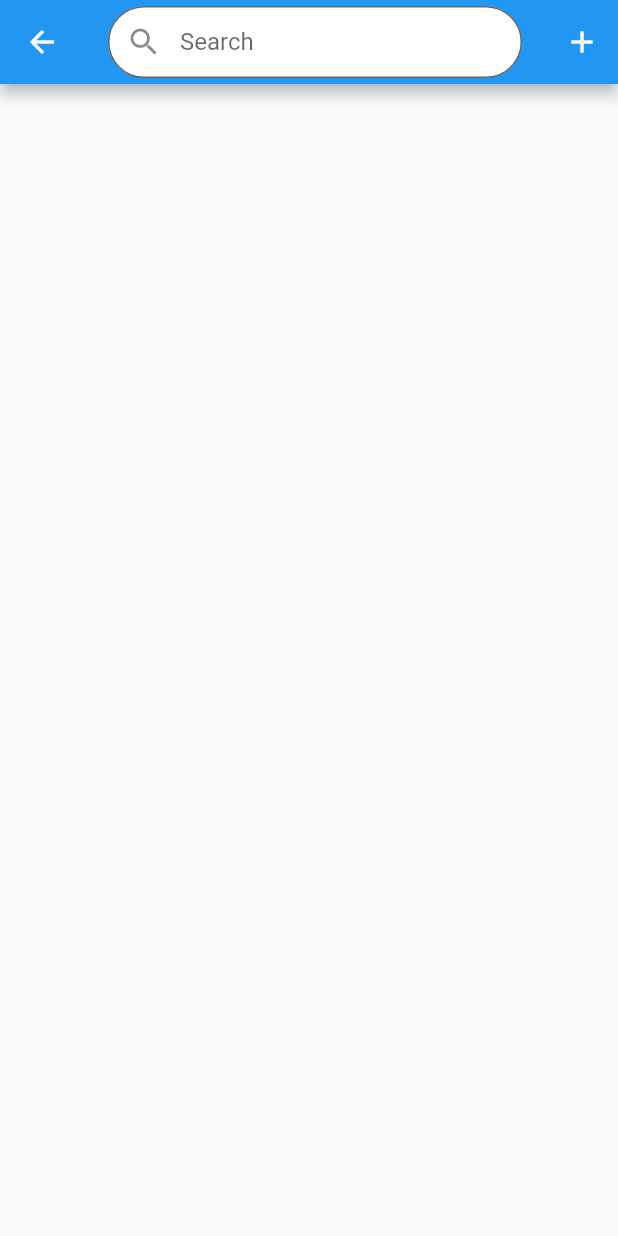
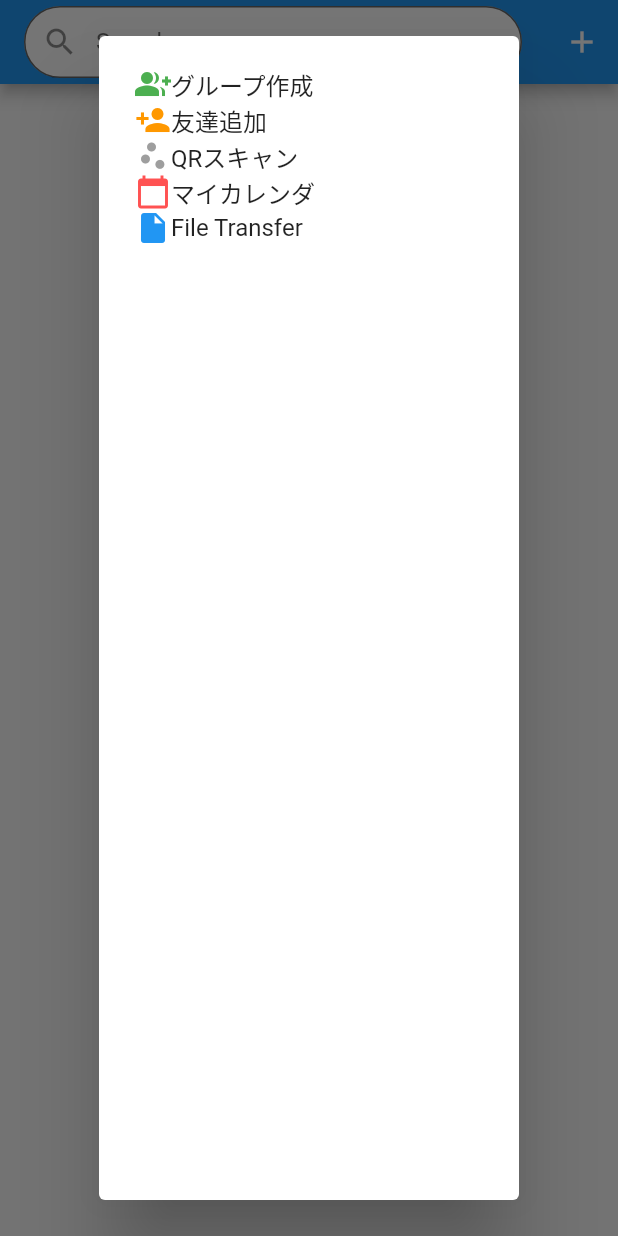
Before and after one commit to huynhscenes/hellochat, a Flutter app: the ChatList screen opened directly, after a tap on the "add" icon, on a phone screen of 412 x 824 dp. Run offline on Flutter 3.47's test engine with Material 2 defaults, Android fonts, the phone set to English and light mode, and no system bars; our stand-ins replace cloud_firestore, firebase_auth, firebase_database, font_awesome_flutter; missing offline and left inert: loading; accounts and stored records are empty; project files that could hold a hidden picture were left out.

Commit message:
add friend feature

```diff
--- a/lib/chatlist.dart
+++ b/lib/chatlist.dart
@@ -4,6 +4,7 @@ import 'dart:math' as math;
 import 'package:flutter/material.dart';
 import 'package:firebase_auth/firebase_auth.dart';
 import 'package:cloud_firestore/cloud_firestore.dart';
+import 'package:hellochat/optionschat/addnewfriend.dart';
 import 'package:hellochat/services/authentication.dart';
 import 'package:firebase_database/firebase_database.dart';
 import 'package:collection/collection.dart';
@@ -84,7 +85,7 @@ class _ChatListState extends State<ChatList> {
                 title: Text(listdata[index].username),
                 leading: CircleAvatar(
                   radius: 30.0,
-                  backgroundImage: NetworkImage(listdata[index].useravatar),
+                  backgroundImage: NetworkImage((listdata[index].useravatar) != null ? listdata[index].useravatar : ''),
                 ),
                 onTap: () {
                   choiceperson(listdata[index].useremail,
@@ -183,13 +184,52 @@ class _ChatListState extends State<ChatList> {
             child: IconButton(
               icon: Icon(Icons.add),
               onPressed: (){
-                print('helloo');
+                _showDialogOptions();
               },
             ),
           )
-        ],),
+        ],
+        automaticallyImplyLeading: false,),
         body: listviewuser());
   }
+_showDialogOptions(){
+  return showDialog(
+    context: context,
+    builder: (context){
+      return Container(
+        child: AlertDialog(
+          content: Container(
+            child: Column(
+              children: <Widget>[
+                _optionsContent('this is group', Icons.group_add,Colors.green,'グループ作成'),
+                _optionsContent(AddNewFriend(), Icons.person_add,Colors.orange,'友達追加'),
+                _optionsContent('this is scan QR', Icons.scatter_plot,Colors.grey,'QRスキャン'),
+                _optionsContent('this is calendar', Icons.calendar_today,Colors.redAccent,'マイカレンダ'),
+                _optionsContent('this is file transfer', Icons.insert_drive_file,Colors.blue,'File Transfer'),
+              ],
+            ),
+          ),
+        ),
+      );
+    }
+  );
+}
+_optionsContent(direct,iconcus,colorcus,namecus){
+  return GestureDetector(
+                  onTap:(){
+                    Navigator.push(
+                       context,
+                       MaterialPageRoute(builder: (context) => direct),
+                    );
+                  },
+                  child: Row(
+                    children: <Widget>[
+                      Icon(iconcus,color: colorcus,),
+                      Text(namecus)
+                    ],
+                  ),
+                );
+}
 }
 
 class UserList {
--- a/lib/main.dart
+++ b/lib/main.dart
@@ -8,7 +8,7 @@ class MyApp extends StatelessWidget {
   @override
   Widget build(BuildContext context) {
     return new MaterialApp(
-      title: 'TheGorgeousLogin',
+      title: 'LogginChat',
       theme: new ThemeData(
 
         primarySwatch: Colors.blue,
```
Also changed, not shown: lib/optionschat/addnewfriend.dart (added, +92 -0 lines).
